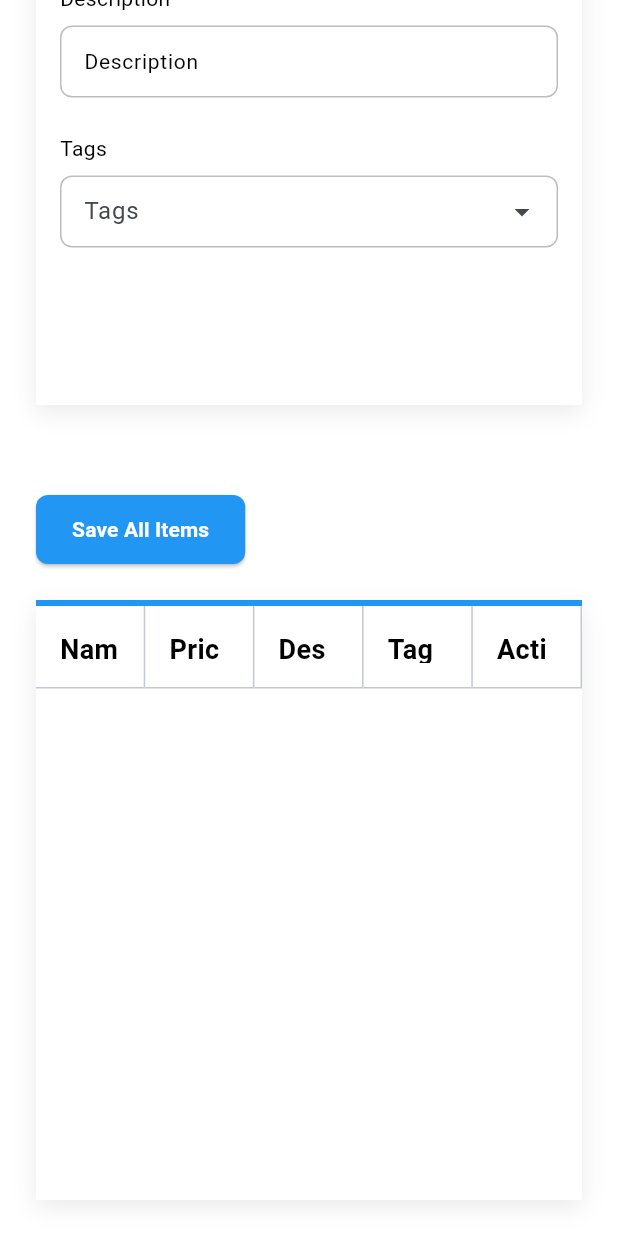
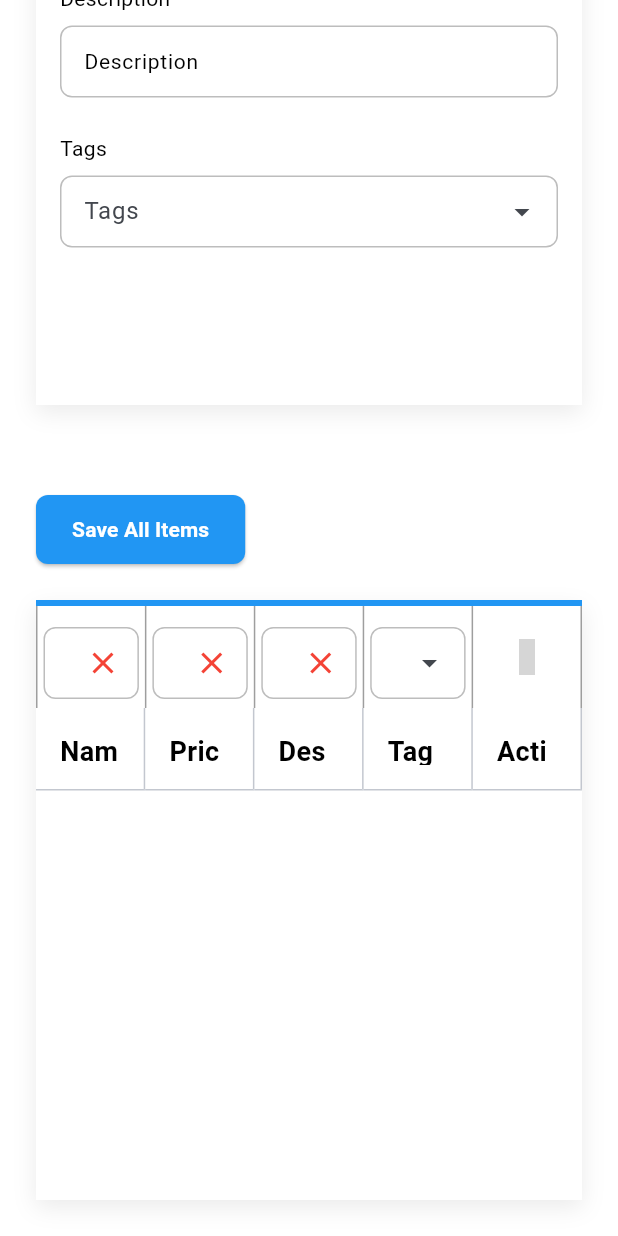
Before and after one commit to ahmedAdelElmelegy/table_task, a Flutter app: the screen it shows after launch, scrolled down 344 dp, on a phone screen of 412 x 824 dp. Run offline on Flutter 3.47's test engine with Material 3 defaults, Android fonts, the phone set to English and light mode, and no system bars; drawn by our look-alikes of syncfusion_flutter_datagrid; our stand-ins replace bloc, flutter_bloc, iconsax; Roboto replaces fonts that are missing (Urbanist); grey boxes are pictures that could not be loaded.

Commit message:
add filter table

```diff
--- /dev/null
+++ b/lib/core/utils/app_constants.dart
@@ -0,0 +1,4 @@
+class AppConstants {
+  AppConstants._();
+  static const int formCount = 4;
+}
--- a/lib/core/widgets/custom_input_field.dart
+++ b/lib/core/widgets/custom_input_field.dart
@@ -22,6 +22,7 @@ class CustomInputField extends StatefulWidget {
   final Future<List<dynamic>> Function(String?, int page)? asyncItems;
   final List<dynamic>? selectedValues;
   final ValueChanged<dynamic>? onChanged;
+  final bool isHeader;
 
   // 🧩 Checkbox
   final bool? boolValue;
@@ -29,6 +30,7 @@ class CustomInputField extends StatefulWidget {
 
   const CustomInputField({
     super.key,
+    this.isHeader = true,
     required this.type,
     required this.label,
     this.validator,
@@ -71,7 +73,11 @@ class _CustomInputFieldState extends State<CustomInputField> {
     return Column(
       crossAxisAlignment: CrossAxisAlignment.start,
       children: [
-        Text(widget.label, style: TextStyle(color: Colors.black, fontSize: 14)),
+        if (widget.isHeader)
+          Text(
+            widget.label,
+            style: TextStyle(color: Colors.black, fontSize: 14),
+          ),
         const SizedBox(height: 8),
         TextFormField(
           readOnly: widget.readOnly,
@@ -114,7 +120,11 @@ class _CustomInputFieldState extends State<CustomInputField> {
     return Column(
       crossAxisAlignment: CrossAxisAlignment.start,
       children: [
-        Text(widget.label, style: TextStyle(color: Colors.black, fontSize: 14)),
+        if (widget.isHeader)
+          Text(
+            widget.label,
+            style: TextStyle(color: Colors.black, fontSize: 14),
+          ),
         const SizedBox(height: 8),
         DropdownSearch<dynamic>.multiSelection(
           validator: (value) {
--- a/lib/feature/home/presentation/screen/home_screen.dart
+++ b/lib/feature/home/presentation/screen/home_screen.dart
@@ -3,8 +3,6 @@ import 'package:flutter/material.dart';
 import 'package:flutter_bloc/flutter_bloc.dart';
 import 'package:table_task2/feature/home/presentation/widgets/action_btn.dart';
 import 'package:table_task2/feature/home/presentation/widgets/custom_table.dart';
-import 'package:table_task2/feature/home/presentation/widgets/form_item_desktop_and_tablet.dart';
-import 'package:table_task2/feature/home/presentation/widgets/form_item_mobile.dart';
 import 'package:table_task2/feature/home/presentation/widgets/form_page_view.dart';
 import 'package:table_task2/feature/home/presentation/widgets/validation_summary.dart';
 import 'package:table_task2/manager/cubit/table_cubit.dart';
@@ -27,7 +25,7 @@ class _HomeScreenState extends State<HomeScreen> {
   @override
   void dispose() {
     final tableCubit = BlocProvider.of<TableCubit>(context);
-    tableCubit.pageController!.dispose();
+    tableCubit.pageController.dispose();
     super.dispose();
   }
 
--- a/lib/feature/home/presentation/widgets/custom_table.dart
+++ b/lib/feature/home/presentation/widgets/custom_table.dart
@@ -2,6 +2,7 @@ import 'package:flutter/material.dart';
 import 'package:flutter_bloc/flutter_bloc.dart';
 import 'package:syncfusion_flutter_datagrid/datagrid.dart';
 import 'package:table_task2/feature/home/presentation/model/item_model.dart';
+import 'package:table_task2/feature/home/presentation/widgets/filter_field.dart';
 import 'package:table_task2/manager/cubit/table_cubit.dart';
 
 class CustomTable extends StatefulWidget {
@@ -33,7 +34,10 @@ class _CustomTableState extends State<CustomTable> {
               ),
             ],
           ),
-          child: SfDataGrid(
+          child: Column(
+            children: [
+              FilteredFields(cubit: cubit),
+              SfDataGrid(
                 autoExpandGroups: true,
                 selectionMode: SelectionMode.singleDeselect,
 
@@ -50,10 +54,14 @@ class _CustomTableState extends State<CustomTable> {
                 headerRowHeight: 55,
 
                 source: EmployeeDataSource(
-              employees: cubit.items,
+                  employees: cubit.searchItems.isEmpty
+                      ? cubit.items
+                      : cubit.searchItems,
                   context: context,
                 ),
                 columns: _tableColumns(),
+              ),
+            ],
           ),
         );
       },
--- /dev/null
+++ b/lib/feature/home/presentation/widgets/filter_field.dart
@@ -0,0 +1,121 @@
+import 'package:flutter/material.dart';
+import 'package:iconsax/iconsax.dart';
+import 'package:table_task2/core/widgets/custom_input_field.dart';
+import 'package:table_task2/manager/cubit/table_cubit.dart';
+
+class FilteredFields extends StatelessWidget {
+  const FilteredFields({super.key, required this.cubit});
+
+  final TableCubit cubit;
+
+  @override
+  Widget build(BuildContext context) {
+    return IntrinsicHeight(
+      child: Container(
+        decoration: BoxDecoration(
+          border: Border(
+            right: BorderSide(color: Colors.grey),
+            left: BorderSide(color: Colors.grey),
+          ),
+        ),
+        child: Row(
+          children: [
+            Expanded(
+              child: Padding(
+                padding: const EdgeInsets.symmetric(
+                  horizontal: 4.0,
+                  vertical: 6.0,
+                ),
+                child: CustomInputField(
+                  type: InputType.text,
+                  label: 'Name',
+                  controller: cubit.nameSearchController,
+                  isHeader: false,
+                  suffixIcon: IconButton(
+                    onPressed: () {
+                      cubit.nameSearchController.clear();
+                    },
+                    icon: Icon(Icons.clear, color: Colors.red),
+                  ),
+                ),
+              ),
+            ),
+            Container(color: Colors.grey, width: 1),
+            Expanded(
+              child: Padding(
+                padding: const EdgeInsets.symmetric(
+                  horizontal: 4.0,
+                  vertical: 6.0,
+                ),
+                child: CustomInputField(
+                  type: InputType.text,
+                  label: 'Price ',
+                  controller: cubit.priceSearchController,
+                  isHeader: false,
+                  suffixIcon: IconButton(
+                    onPressed: () {
+                      cubit.priceSearchController.clear();
+                    },
+                    icon: Icon(Icons.clear, color: Colors.red),
+                  ),
+                ),
+              ),
+            ),
+            Container(color: Colors.grey, width: 1),
+
+            Expanded(
+              child: Padding(
+                padding: const EdgeInsets.symmetric(
+                  horizontal: 4.0,
+                  vertical: 6.0,
+                ),
+                child: CustomInputField(
+                  type: InputType.text,
+                  label: 'Description ',
+                  controller: cubit.descriptionSearchController,
+                  isHeader: false,
+                  suffixIcon: IconButton(
+                    onPressed: () {
+                      cubit.descriptionSearchController.clear();
+                    },
+                    icon: Icon(Icons.clear, color: Colors.red),
+                  ),
+                ),
+              ),
+            ),
+            Container(color: Colors.grey, width: 1),
+
+            Expanded(
+              child: Padding(
+                padding: const EdgeInsets.symmetric(
+                  horizontal: 4.0,
+                  vertical: 6.0,
+                ),
+                child: CustomInputField(
+                  type: InputType.dropdown,
+                  asyncItems: (filter, page) async {
+                    return ['Tag 1', 'Tag 2', 'Tag 3', 'Tag 4', 'Tag 5'];
+                  },
+                  selectedValues: cubit.tagsSearchController,
+
+                  label: 'Tags ',
+                  isHeader: false,
+                ),
+              ),
+            ),
+            Container(color: Colors.grey, width: 1),
+
+            Expanded(
+              child: IconButton(
+                icon: Icon(Iconsax.search_normal, color: Colors.blue),
+                onPressed: () {
+                  cubit.searchItem();
+                },
+              ),
+            ),
+          ],
+        ),
+      ),
+    );
+  }
+}
--- a/lib/manager/cubit/table_cubit.dart
+++ b/lib/manager/cubit/table_cubit.dart
@@ -1,5 +1,6 @@
 import 'package:bloc/bloc.dart';
 import 'package:flutter/material.dart';
+import 'package:table_task2/core/utils/app_constants.dart';
 import 'package:table_task2/feature/home/presentation/model/item_model.dart';
 
 part 'table_state.dart';
@@ -8,27 +9,30 @@ class TableCubit extends Cubit<TableState> {
   TableCubit() : super(TableInitial());
 
   List<GlobalKey<FormState>> formKey = List.generate(
-    10,
+    AppConstants.formCount,
     (_) => GlobalKey<FormState>(),
   );
 
-  List<bool> formHasError = List.generate(10, (_) => false);
+  List<bool> formHasError = List.generate(AppConstants.formCount, (_) => false);
   List<ItemModel> items = [];
-  int numberOfForms = 10;
+  int numberOfForms = AppConstants.formCount;
 
   List<TextEditingController> nameControllers = List.generate(
-    10,
+    AppConstants.formCount,
     (index) => TextEditingController(),
   );
   List<TextEditingController> priceControllers = List.generate(
-    10,
+    AppConstants.formCount,
     (index) => TextEditingController(),
   );
   List<TextEditingController> descControllers = List.generate(
-    10,
+    AppConstants.formCount,
     (index) => TextEditingController(),
   );
-  List<List<dynamic>> tagsControllers = List.generate(10, (index) => []);
+  List<List<dynamic>> tagsControllers = List.generate(
+    AppConstants.formCount,
+    (index) => [],
+  );
   late PageController pageController;
   bool isUpdate = false;
   bool isWheelScrolling = false;
@@ -170,4 +174,48 @@ class TableCubit extends Cubit<TableState> {
     items.removeAt(index);
     emit(TableDeleted());
   }
+
+  List<ItemModel> searchItems = [];
+  TextEditingController nameSearchController = TextEditingController();
+  TextEditingController priceSearchController = TextEditingController();
+  TextEditingController descriptionSearchController = TextEditingController();
+  List<dynamic> tagsSearchController = [];
+  // Search
+  void searchItem() async {
+    emit(TableLoading());
+    await Future.delayed(const Duration(milliseconds: 300));
+
+    searchItems = items.where((item) {
+      bool matchesName =
+          nameSearchController.text.isEmpty ||
+          item.name.toLowerCase().contains(
+            nameSearchController.text.toLowerCase(),
+          );
+
+      bool matchesDescription =
+          descriptionSearchController.text.isEmpty ||
+          item.description.toLowerCase().contains(
+            descriptionSearchController.text.toLowerCase(),
+          );
+
+      bool matchesPrice =
+          priceSearchController.text.isEmpty ||
+          item.price.toString().contains(
+            priceSearchController.text.toLowerCase(),
+          );
+
+      bool matchesTags =
+          tagsSearchController.isEmpty ||
+          item.tags.any(
+            (tag) => tag.toLowerCase().contains(
+              tagsSearchController.first.toLowerCase(),
+            ),
+          );
+
+      return matchesName && matchesDescription && matchesPrice && matchesTags;
+    }).toList();
+
+    emit(SearchItems());
+    debugPrint('Search items: ${searchItems.length}');
+  }
 }
--- a/lib/manager/cubit/table_state.dart
+++ b/lib/manager/cubit/table_state.dart
@@ -24,3 +24,5 @@ final class TableUpdated extends TableState {}
 final class TableDeleted extends TableState {}
 
 final class UpdateItem extends TableState {}
+
+final class SearchItems extends TableState {}
```
Lines whose indentation alone changed are shown as unchanged.
